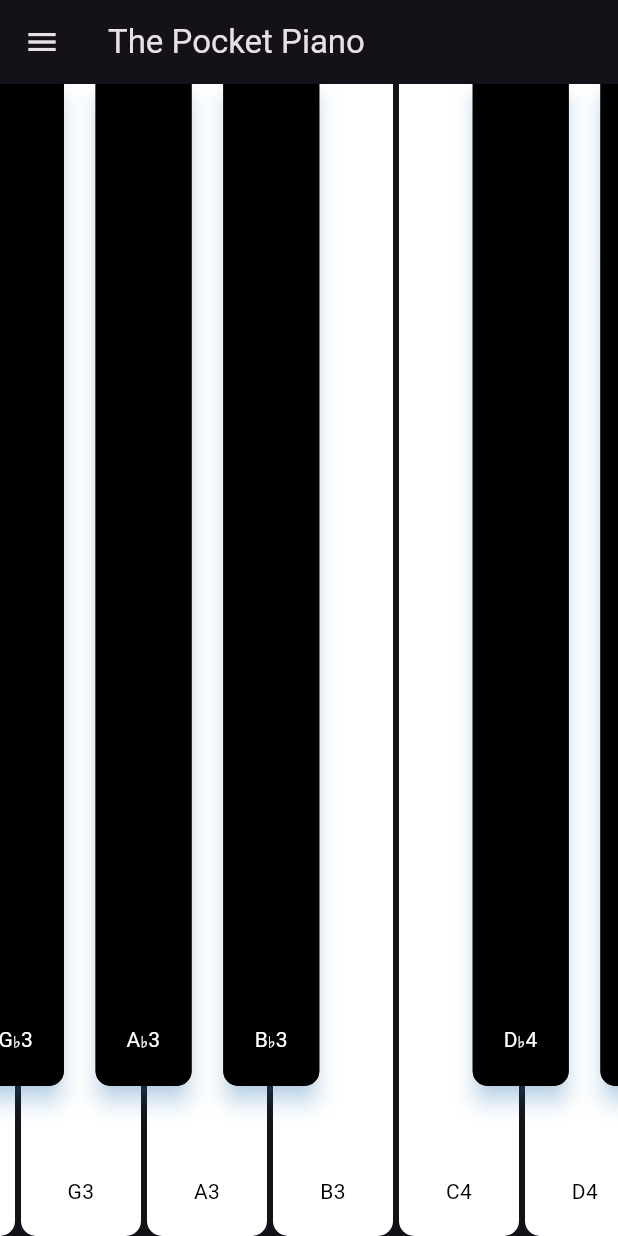
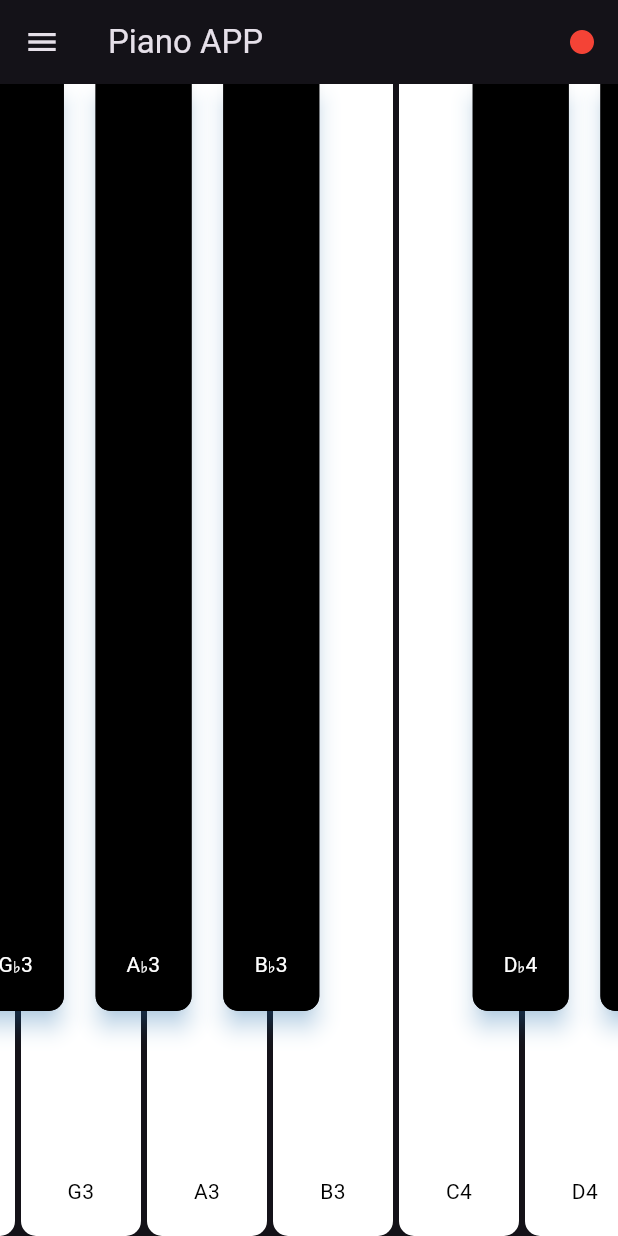
Before and after one commit to yw228/Chess-Music, a Flutter app: the screen it shows after launch, on a phone screen of 412 x 824 dp. Run offline on Flutter 3.47's test engine with Material 3 defaults, Android fonts, the phone set to English and light mode, and no system bars; our stand-ins replace audioplayers, auto_size_text, just_audio, permission_handler; missing offline and left inert: record, tonic.

Commit message:
Add Recording button and some logic

```diff
--- a/Piano/lib/main.dart
+++ b/Piano/lib/main.dart
@@ -4,6 +4,11 @@ import 'package:flutter/services.dart';
 import 'package:piano/services/audio_player.dart';
 import 'package:piano/services/note_calculator.dart';
 import 'package:tonic/tonic.dart';
+import 'package:record/record.dart';
+import 'package:permission_handler/permission_handler.dart';
+import 'package:path_provider/path_provider.dart';
+import 'dart:io';
+
 
 void main() => runApp(MyApp());
 
@@ -13,20 +18,52 @@ class MyApp extends StatefulWidget {
 }
 
 class _MyAppState extends State<MyApp> {
-  @override
-  initState() {
-    super.initState();
-    // AudioPlayerService.instance.loadAudio('B4');
-  }
 
   double get keyWidth => 80 + (80 * _widthRatio);
   double _widthRatio = 0.0;
   bool _showLabels = true;
+  bool _isRecording = false;
+  final _audioRecorder = AudioRecorder();
+
+
+  @override
+  initState() {
+    super.initState();
+    _requestPermission();
+    // AudioPlayerService.instance.loadAudio('B4');
+  }
+
+  Future<void> _requestPermission() async {
+    var status = await Permission.microphone.status;
+    if (!status.isGranted) {
+      await Permission.microphone.request();
+    }
+  }
+
+  Future<void> startRecording() async {
+    final directory = await getApplicationDocumentsDirectory(); // Get the app's documents directory
+    final String fileName = 'my_recording_${DateTime.now().millisecondsSinceEpoch}.m4a';
+    final String filePath = '${directory.path}/$fileName';
+
+    await _audioRecorder.start(const RecordConfig() , path: filePath); // Start recording
+    print('Recording started: $filePath');
+
+    // Update your state to reflect that recording is in progress
+    setState(() {
+      _isRecording = true;
+    });
+  }
+
+
+
+
+
 
   @override
   Widget build(BuildContext context) {
     return MaterialApp(
-      title: 'The Pocket Piano',
+      title: 'The Piano APP',
+      debugShowCheckedModeBanner: false,
       theme: ThemeData.dark(),
       home: Scaffold(
           drawer: Drawer(
@@ -38,7 +75,7 @@ class _MyAppState extends State<MyApp> {
                         activeColor: Colors.redAccent,
                         inactiveColor: Colors.white,
                         min: 0.0,
-                        max: 1.0,
+                        max: 0.5,
                         value: _widthRatio,
                         onChanged: (double value) =>
                             setState(() => _widthRatio = value)),
@@ -50,8 +87,33 @@ class _MyAppState extends State<MyApp> {
                             onChanged: (bool value) =>
                                 setState(() => _showLabels = value))),
                     Divider(),
+
                   ]))),
-          appBar: AppBar(title: Text("The Pocket Piano")),
+          appBar: AppBar(title: Text("Piano APP"),
+            actions: <Widget>[
+              IconButton(
+                  icon: Icon(
+                    _isRecording ? Icons.stop : Icons.fiber_manual_record,
+                    color: _isRecording ? Colors.red : Colors.red,),
+                  onPressed: () async {
+                    if (_isRecording) {
+                      // Stop recording
+                      //var recordingPath = await _audioRecorder.stop(); // Assuming stop() returns the path; adjust according to the actual API
+                      //print('Recording stopped and saved to: $recordingPath');
+                      // await _audioRecorder.stop();
+                    } else {
+                      // Start recording
+                      //await startRecording();
+                    }
+                    setState(() {
+                      _isRecording = !_isRecording;
+                      // Recording logic here
+                    });
+                  },
+              tooltip: _isRecording ? 'Stop Recording' : 'Start Recording',
+              ),
+            ],
+          ),
           body: ListView.builder(
             itemCount: 7,
             controller: ScrollController(initialScrollOffset: 1500.0),
@@ -72,7 +134,7 @@ class _MyAppState extends State<MyApp> {
                   Positioned(
                       left: 0.0,
                       right: 0.0,
-                      bottom: 100,
+                      bottom: 150,
                       top: 0.0,
                       child: Row(
                           mainAxisAlignment: MainAxisAlignment.spaceBetween,
--- a/Piano/pubspec.yaml
+++ b/Piano/pubspec.yaml
@@ -13,8 +13,10 @@ dependencies:
     sdk: flutter
   tonic: ^0.2.4
   cupertino_icons: ^1.0.2
-  # flutter_midi: ^1.1.0
   just_audio: ^0.9.36
+  record: ^5.0.4
+  permission_handler: ^11.2.1
+  path_provider: ^2.1.2
 
 dev_dependencies:
   flutter_test:
```
Also changed, not shown: Piano/pubspec.lock, 15 other files.
